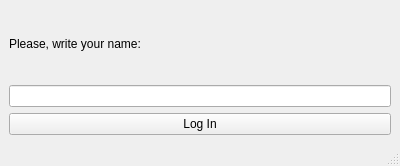
Qt form Client/login.ui (MelissaDiArt/Backup-Distribuido-mdr) before a commit.
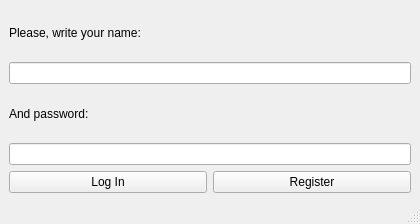
The same form after that commit. Icons and pictures are not drawn.

```diff
--- a/Client/login.ui
+++ b/Client/login.ui
@@ -6,8 +6,8 @@
    <rect>
     <x>0</x>
     <y>0</y>
-    <width>400</width>
-    <height>166</height>
+    <width>420</width>
+    <height>224</height>
    </rect>
   </property>
   <property name="windowTitle">
@@ -30,6 +30,18 @@
      <widget class="QLineEdit" name="NameEdit"/>
     </item>
     <item>
+     <widget class="QLabel" name="label_2">
+      <property name="text">
+       <string>And password:</string>
+      </property>
+     </widget>
+    </item>
+    <item>
+     <widget class="QLineEdit" name="PassEdit"/>
+    </item>
+    <item>
+     <layout class="QHBoxLayout" name="horizontalLayout">
+      <item>
      <widget class="QPushButton" name="LogInButton">
       <property name="focusPolicy">
        <enum>Qt::TabFocus</enum>
@@ -39,6 +51,15 @@
       </property>
      </widget>
     </item>
+      <item>
+       <widget class="QPushButton" name="RegisterButton">
+        <property name="text">
+         <string>Register</string>
+        </property>
+       </widget>
+      </item>
+     </layout>
+    </item>
    </layout>
   </widget>
   <widget class="QMenuBar" name="menubar">
```
Left out of the diff: 4 changed lines with no effect on the pictures. Lines whose indentation alone changed are shown as unchanged.
